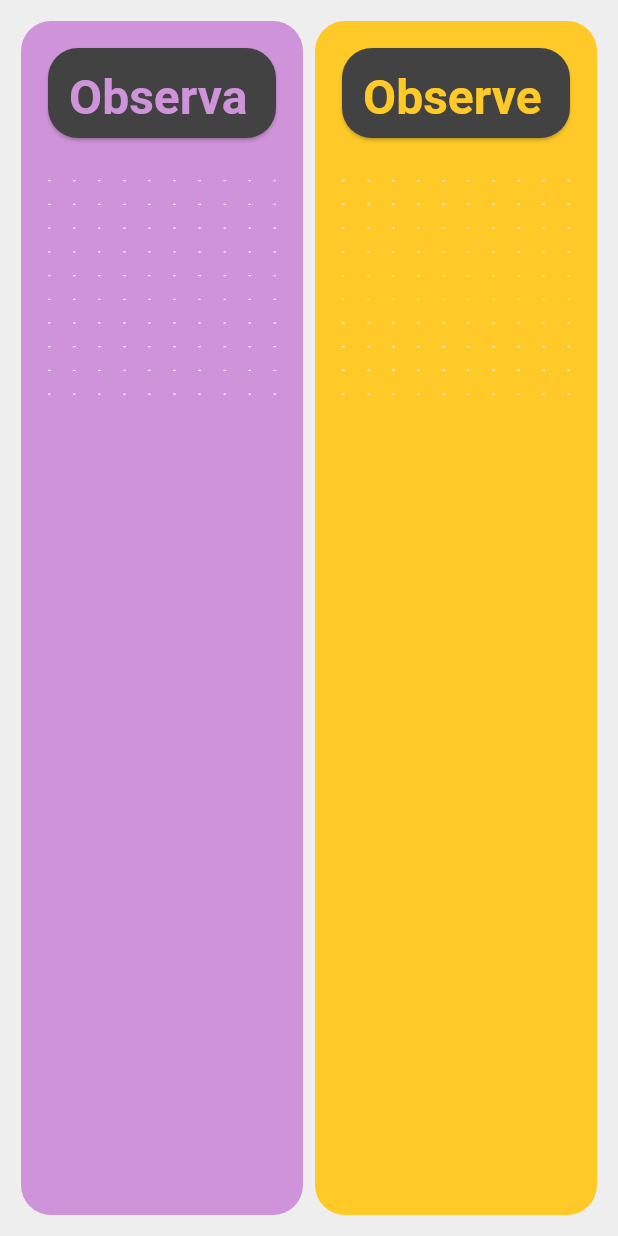
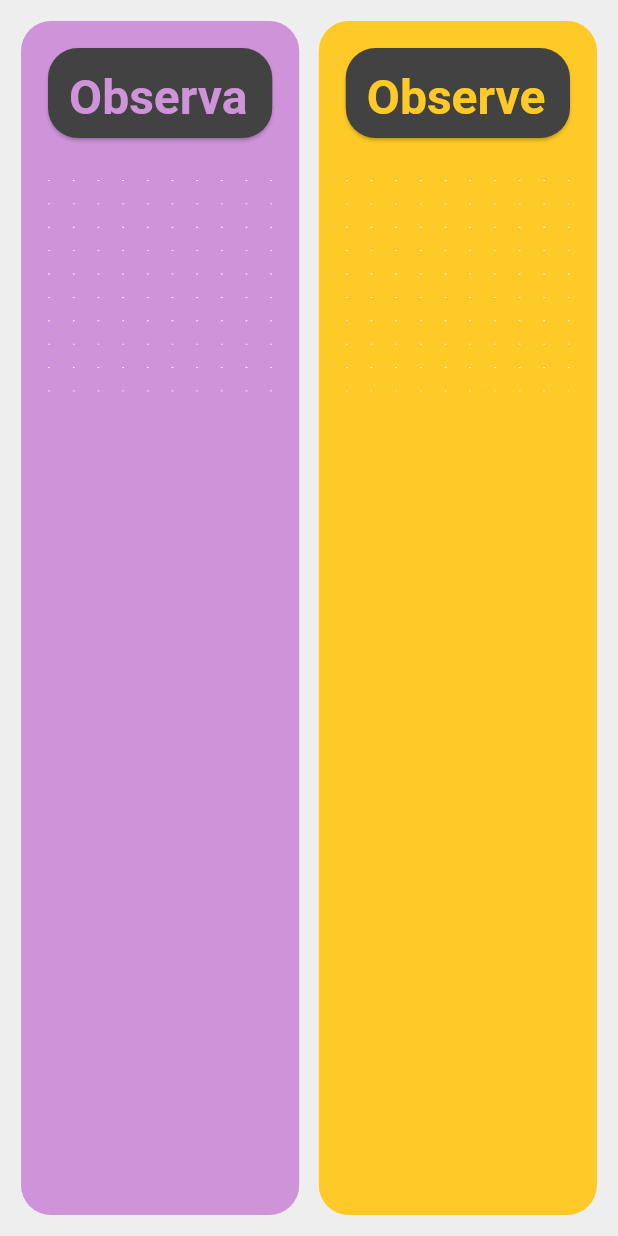
Before and after one commit to mikezamayias/observer_pattern, a Flutter app: the screen it shows after launch, on a phone screen of 412 x 824 dp. Run offline on Flutter 3.47's test engine with Material 2 defaults, Android fonts, the phone set to English and light mode, and no system bars; missing offline and left inert: window_size; Roboto replaces fonts that are missing (Jura).

Commit message:
added some space between the pages

```diff
--- a/lib/pages/home_page.dart
+++ b/lib/pages/home_page.dart
@@ -28,6 +28,9 @@ class _HomePageState extends State<HomePage> {
               fit: FlexFit.loose,
               child: ObservablePage(),
             ),
+            SizedBox(
+              width: 5,
+            ),
             Flexible(
               fit: FlexFit.loose,
               child: ObserverPage(),
```
